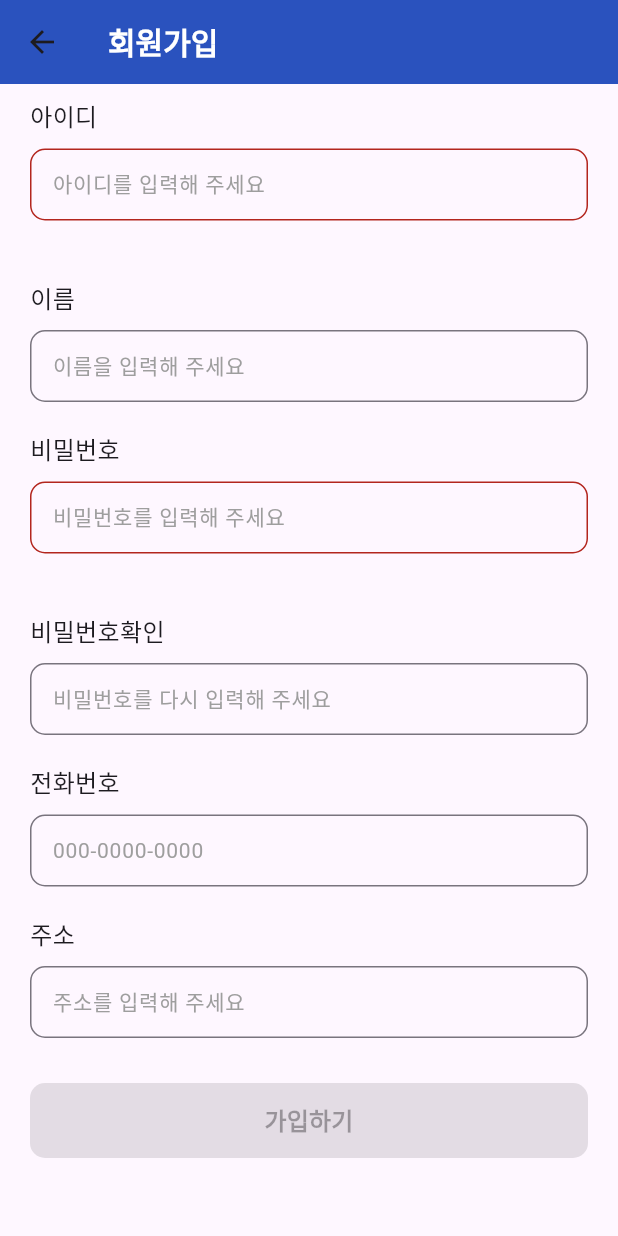
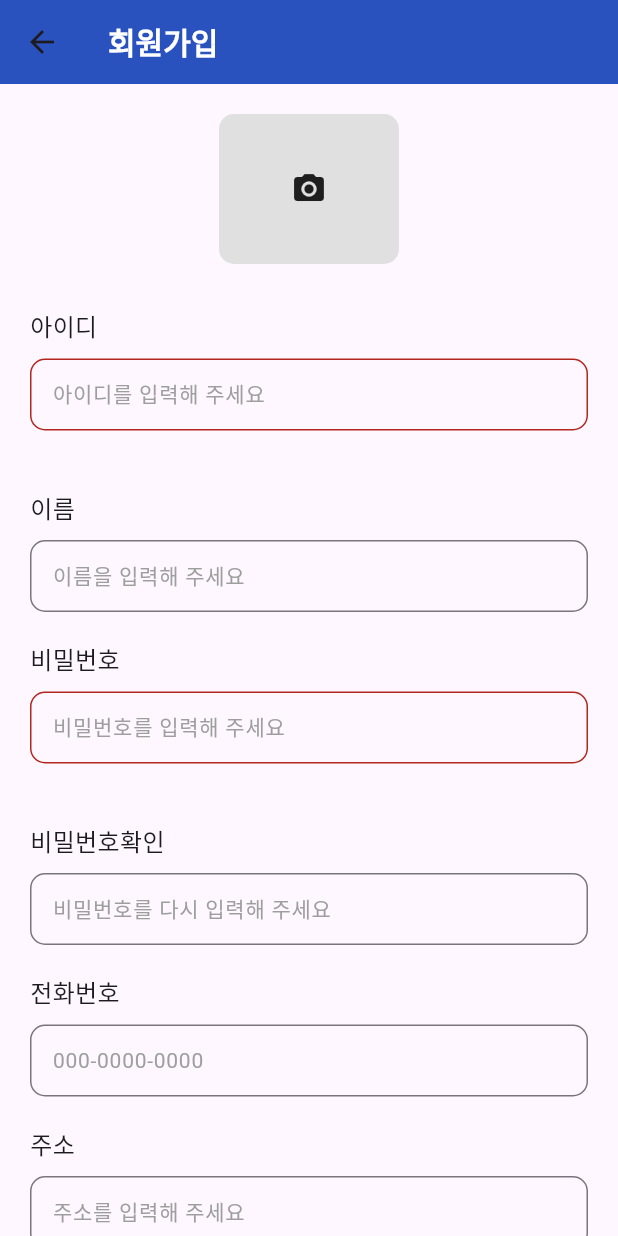
Before and after one commit to korea-pet-helper/korea-pet-help-diary, a Flutter app: the JoinPage screen opened directly, on a phone screen of 412 x 824 dp. Run offline on Flutter 3.47's test engine with Material 3 defaults, Android fonts, the phone set to English and light mode, and no system bars; our stand-ins replace cloud_firestore, firebase_core, flutter_riverpod; accounts and stored records are empty.

Commit message:
feat: 이미지 피커 ui구현 및 설치완료

```diff
--- a/lib/main.dart
+++ b/lib/main.dart
@@ -2,7 +2,6 @@ import 'package:firebase_core/firebase_core.dart';
 import 'package:flutter/material.dart';
 import 'package:flutter_riverpod/flutter_riverpod.dart';
 import 'package:korea_pet_help_diary/firebase_options.dart';
-import 'package:korea_pet_help_diary/ui/pages/join/join_page.dart';
 import 'package:korea_pet_help_diary/ui/pages/theme/theme.dart';
 import 'package:korea_pet_help_diary/ui/pages/login/login_page.dart';
 
@@ -26,7 +25,7 @@ class MyApp extends StatelessWidget {
   Widget build(BuildContext context) {
     return MaterialApp(
       theme: appTheme,
-      home: LoginPage(), //JoinPage LoginPage
+      home: LoginPage(),
     );
   }
 }
--- a/lib/ui/pages/join/join_page.dart
+++ b/lib/ui/pages/join/join_page.dart
@@ -47,11 +47,27 @@ class _JoinPageState extends ConsumerState<JoinPage> {
         onTap: () {
           FocusScope.of(context).unfocus();
         },
+        child: SafeArea(
           child: SingleChildScrollView(
             child: Padding(
               padding: EdgeInsets.symmetric(horizontal: 20),
               child: Column(
                 children: [
+                  SizedBox(
+                    height: 20,
+                  ),
+                  Container(
+                    height: 100,
+                    width: 120,
+                    decoration: BoxDecoration(
+                      color: Colors.grey[300],
+                      borderRadius: BorderRadius.circular(10),
+                    ),
+                    child: Icon(Icons.camera_alt),
+                  ),
+                  SizedBox(
+                    height: 20,
+                  ),
                   buildInputField(
                     title: '아이디',
                     hintText: '아이디를 입력해 주세요',
@@ -61,7 +77,8 @@ class _JoinPageState extends ConsumerState<JoinPage> {
                     ],
                     onChanged: (value) {
                       setState(() {
-                      idError = value.length < 5 ? '아이디는 최소 5자 이상이어야 합니다.' : '';
+                        idError =
+                            value.length < 5 ? '아이디는 최소 5자 이상이어야 합니다.' : '';
                       });
                     },
                     errorText: idError,
@@ -136,11 +153,13 @@ class _JoinPageState extends ConsumerState<JoinPage> {
                                 petDogCat: '',
                                 petInformation: '',
                               );
-                            ScaffoldMessenger.of(context).showSnackBar(SnackBar(
+                              ScaffoldMessenger.of(context)
+                                  .showSnackBar(SnackBar(
                                 content: Text('회원가입이 완료되었습니다!'),
                               ));
                             } catch (e) {
-                            ScaffoldMessenger.of(context).showSnackBar(SnackBar(
+                              ScaffoldMessenger.of(context)
+                                  .showSnackBar(SnackBar(
                                 content: Text('회원가입 중 오류가 발생했습니다: $e'),
                               ));
                             }
@@ -157,10 +176,12 @@ class _JoinPageState extends ConsumerState<JoinPage> {
                     ),
                     child: Text(
                       '가입하기',
-                    style: TextStyle(fontSize: 16, fontWeight: FontWeight.bold),
+                      style:
+                          TextStyle(fontSize: 16, fontWeight: FontWeight.bold),
                     ),
                   ),
                 ],
+              ),
             ),
           ),
         ),
--- a/pubspec.yaml
+++ b/pubspec.yaml
@@ -38,6 +38,7 @@ dependencies:
   flutter_riverpod: ^2.6.1
   firebase_storage: ^12.3.7
   cloud_firestore: ^5.5.1
+  image_picker: ^1.1.2
 
 dev_dependencies:
   flutter_test:
```
Also changed, not shown: pubspec.lock, 5 other files. Lines whose indentation alone changed are shown as unchanged.
